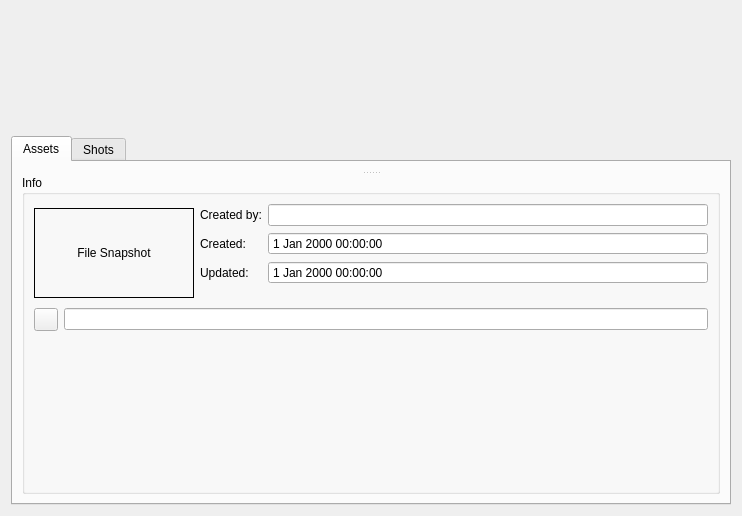
First picture: the form in src/jukeboxcore/gui/widgets/filebrowser.ui, repository JukeboxPipeline/jukebox-core, before the edit.
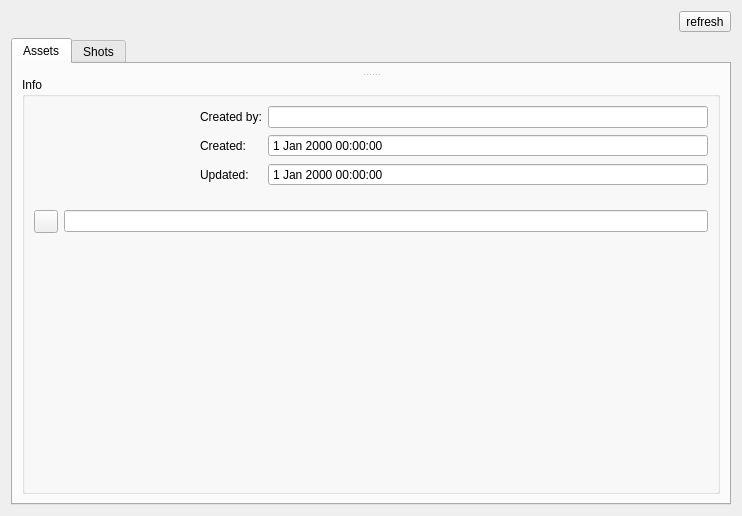
Second picture: the form after the edit.

Commit message: Add refresh button to filebrowser

What changed in the file:
```diff
--- a/src/jukeboxcore/gui/widgets/filebrowser.ui
+++ b/src/jukeboxcore/gui/widgets/filebrowser.ui
@@ -17,25 +17,6 @@
    <enum>Qt::LeftToRight</enum>
   </property>
   <layout class="QVBoxLayout" name="central_vbox">
-   <item>
-    <widget class="QLabel" name="prj_banner_lb">
-     <property name="minimumSize">
-      <size>
-       <width>350</width>
-       <height>100</height>
-      </size>
-     </property>
-     <property name="text">
-      <string/>
-     </property>
-     <property name="alignment">
-      <set>Qt::AlignCenter</set>
-     </property>
-     <property name="textInteractionFlags">
-      <set>Qt::NoTextInteraction</set>
-     </property>
-    </widget>
-   </item>
    <item>
     <widget class="QWidget" name="releasetype_widget" native="true">
      <layout class="QHBoxLayout" name="releasetype_hbox">
@@ -55,6 +36,16 @@
         </property>
        </spacer>
       </item>
+      <item>
+       <widget class="QToolButton" name="refresh_tb">
+        <property name="text">
+         <string>refresh</string>
+        </property>
+        <property name="autoRaise">
+         <bool>false</bool>
+        </property>
+       </widget>
+      </item>
      </layout>
     </widget>
    </item>
@@ -101,10 +92,7 @@
                 </size>
                </property>
                <property name="frameShape">
-                <enum>QFrame::Box</enum>
-               </property>
-               <property name="text">
-                <string>File Snapshot</string>
+                <enum>QFrame::NoFrame</enum>
                </property>
                <property name="alignment">
                 <set>Qt::AlignCenter</set>
```
The commit also changes 2 other files.
